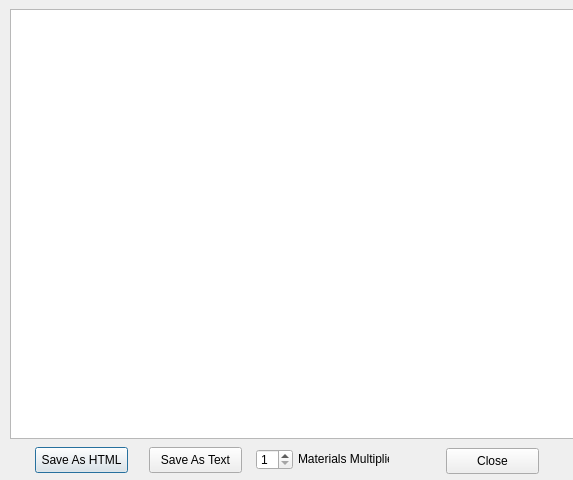
This is ReportWindow.ui in tomkins/spellcraftcalc as Qt 5 draws it before an edit. The edited form follows.
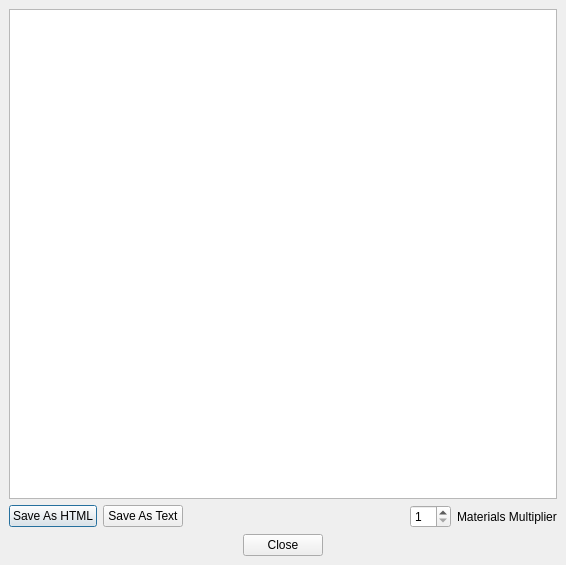
This is the edited form.

Commit message: Layout-ize the report window

What changed in the file:
```diff
--- a/ReportWindow.ui
+++ b/ReportWindow.ui
@@ -8,84 +8,68 @@
       <rect>
         <x>0</x>
         <y>0</y>
-        <width>573</width>
-        <height>480</height>
+    <width>566</width>
+    <height>565</height>
       </rect>
     </property>
     <property name="windowTitle" >
       <string>B_ReportWindow</string>
     </property>
-    <widget class="QTextBrowser" name="ReportText" >
-      <property name="geometry" >
-        <rect>
-          <x>10</x>
-          <y>9</y>
-          <width>569</width>
-          <height>430</height>
-        </rect>
-      </property>
-    </widget>
+  <layout class="QVBoxLayout" >
+   <property name="margin" >
+    <number>9</number>
+   </property>
+   <property name="spacing" >
+    <number>6</number>
+   </property>
+   <item>
+    <layout class="QVBoxLayout" >
+     <property name="margin" >
+      <number>0</number>
+     </property>
+     <property name="spacing" >
+      <number>6</number>
+     </property>
+     <item>
+      <widget class="QTextBrowser" name="ReportText" />
+     </item>
+     <item>
+      <layout class="QHBoxLayout" >
+       <property name="margin" >
+        <number>0</number>
+       </property>
+       <property name="spacing" >
+        <number>6</number>
+       </property>
+       <item>
     <widget class="QPushButton" name="PushButton1" >
-      <property name="geometry" >
-        <rect>
-          <x>35</x>
-          <y>447</y>
-          <width>93</width>
-          <height>26</height>
-        </rect>
-      </property>
       <property name="text" >
         <string>Save As HTML</string>
       </property>
     </widget>
+       </item>
+       <item>
     <widget class="QPushButton" name="PushButton1_2" >
-      <property name="geometry" >
-        <rect>
-          <x>149</x>
-          <y>447</y>
-          <width>93</width>
-          <height>26</height>
-        </rect>
-      </property>
       <property name="text" >
         <string>Save As Text</string>
       </property>
     </widget>
-    <widget class="QPushButton" name="PushButton2" >
-      <property name="geometry" >
-        <rect>
-          <x>446</x>
-          <y>448</y>
-          <width>93</width>
-          <height>26</height>
-        </rect>
-      </property>
-      <property name="text" >
-        <string>Close</string>
-      </property>
-    </widget>
-    <widget class="QLabel" name="MMLabel" >
-      <property name="geometry" >
-        <rect>
-          <x>298</x>
-          <y>451</y>
-          <width>91</width>
-          <height>16</height>
-        </rect>
-      </property>
-      <property name="text" >
-        <string>Materials Multiplier</string>
-      </property>
-    </widget>
+       </item>
+       <item>
+        <spacer>
+         <property name="orientation" >
+          <enum>Qt::Horizontal</enum>
+         </property>
+         <property name="sizeHint" >
+          <size>
+           <width>16</width>
+           <height>20</height>
+          </size>
+         </property>
+        </spacer>
+       </item>
+       <item>
     <widget class="QSpinBox" name="MatMultiplier" >
-      <property name="geometry" >
-        <rect>
-          <x>256</x>
-          <y>449</y>
-          <width>37</width>
-          <height>21</height>
-        </rect>
-      </property>
       <property name="minimum" >
         <number>1</number>
       </property>
@@ -93,6 +77,62 @@
         <number>1</number>
       </property>
     </widget>
+       </item>
+       <item>
+        <widget class="QLabel" name="MMLabel" >
+         <property name="text" >
+          <string>Materials Multiplier</string>
+         </property>
+        </widget>
+       </item>
+      </layout>
+     </item>
+     <item>
+      <layout class="QHBoxLayout" >
+       <property name="margin" >
+        <number>0</number>
+       </property>
+       <property name="spacing" >
+        <number>6</number>
+       </property>
+       <item>
+        <spacer>
+         <property name="orientation" >
+          <enum>Qt::Horizontal</enum>
+         </property>
+         <property name="sizeHint" >
+          <size>
+           <width>40</width>
+           <height>20</height>
+          </size>
+         </property>
+        </spacer>
+       </item>
+       <item>
+        <widget class="QPushButton" name="PushButton2" >
+         <property name="text" >
+          <string>Close</string>
+         </property>
+        </widget>
+       </item>
+       <item>
+        <spacer>
+         <property name="orientation" >
+          <enum>Qt::Horizontal</enum>
+         </property>
+         <property name="sizeHint" >
+          <size>
+           <width>40</width>
+           <height>20</height>
+          </size>
+         </property>
+        </spacer>
+       </item>
+      </layout>
+     </item>
+    </layout>
+   </item>
+  </layout>
   </widget>
   <pixmapfunction>qPixmapFromMimeSource</pixmapfunction>
 </ui>
```
Left out of the diff: 4 changed lines with no effect on the pictures. Lines whose indentation alone changed are shown as unchanged. The commit also changes 1 other file.
